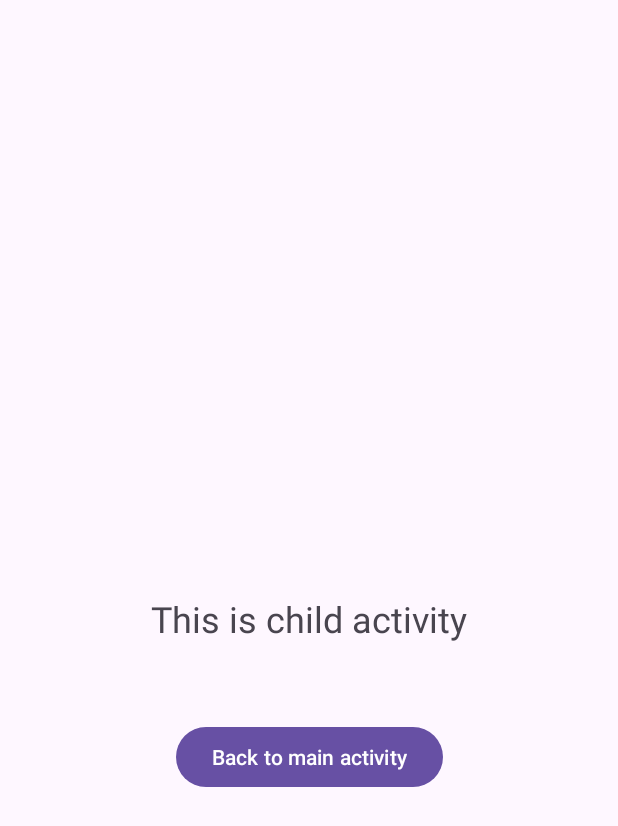
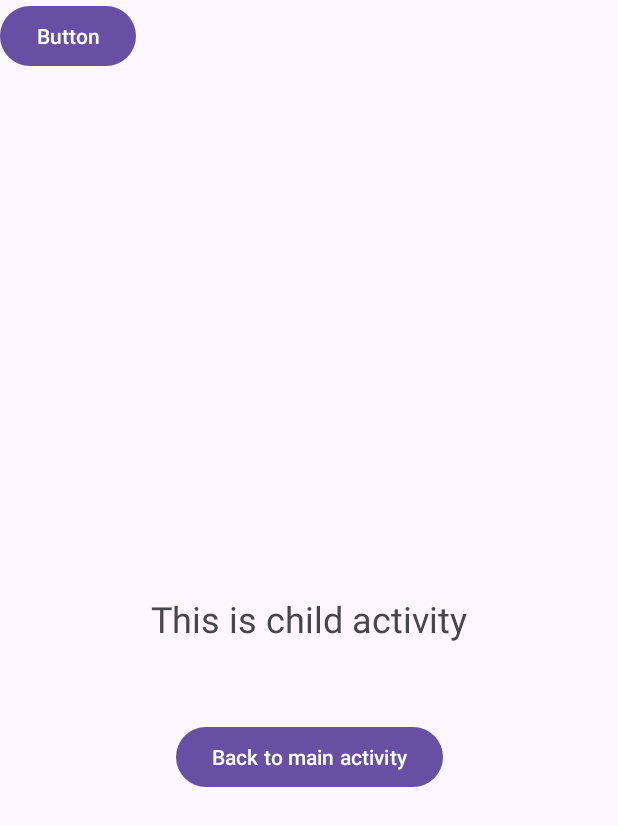
Before and after one commit to wangwuy2003/my-application-android, an Android app: the layout child_activity.xml on its own in the app's theme, with its tools: preview values and no code run, on a phone screen of 412 x 824 dp. Shown: the top 826 px of the screen. Run offline under Robolectric (Android 15) with nearby library versions, the phone set to English and light mode, and no system bars.

Commit message:
create layout

```diff
--- a/Ex07/app/src/main/res/layout/child_activity.xml
+++ b/Ex07/app/src/main/res/layout/child_activity.xml
@@ -25,4 +25,12 @@
         app:layout_constraintEnd_toEndOf="parent"
         app:layout_constraintStart_toStartOf="parent"
         app:layout_constraintTop_toBottomOf="@+id/textView2" />
+
+    <Button
+        android:id="@+id/button3"
+        android:layout_width="wrap_content"
+        android:layout_height="wrap_content"
+        android:text="Button"
+        tools:layout_editor_absoluteX="102dp"
+        tools:layout_editor_absoluteY="218dp" />
 </androidx.constraintlayout.widget.ConstraintLayout>
```
